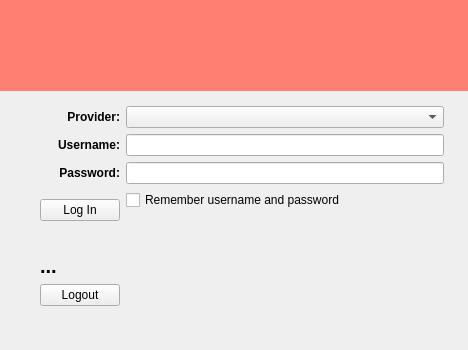
This is src/leap/bitmask/gui/ui/login.ui in leapcode/bitmask_client as Qt 5 draws it before an edit. The edited form follows.
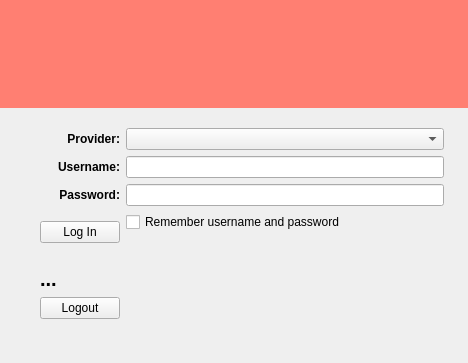
This is the edited form. Icons and pictures are not drawn. Custom widgets are drawn as their Qt base class.

Commit message: Improve GUI based on QA rounds

```diff
--- a/src/leap/bitmask/gui/ui/login.ui
+++ b/src/leap/bitmask/gui/ui/login.ui
@@ -7,7 +7,7 @@
     <x>0</x>
     <y>0</y>
     <width>468</width>
-    <height>350</height>
+    <height>363</height>
    </rect>
   </property>
   <property name="sizePolicy">
@@ -32,104 +32,26 @@
    <property name="margin">
     <number>0</number>
    </property>
+   <property name="verticalSpacing">
+    <number>-1</number>
+   </property>
+   <item row="2" column="0">
+    <spacer name="horizontalSpacer_2">
+     <property name="orientation">
+      <enum>Qt::Horizontal</enum>
+     </property>
+     <property name="sizeType">
+      <enum>QSizePolicy::Maximum</enum>
+     </property>
+     <property name="sizeHint" stdset="0">
+      <size>
+       <width>12</width>
+       <height>0</height>
+      </size>
+     </property>
+    </spacer>
+   </item>
    <item row="2" column="2" colspan="2">
-    <widget class="QWidget" name="logged_widget" native="true">
-     <property name="sizePolicy">
-      <sizepolicy hsizetype="Preferred" vsizetype="Fixed">
-       <horstretch>0</horstretch>
-       <verstretch>0</verstretch>
-      </sizepolicy>
-     </property>
-     <property name="minimumSize">
-      <size>
-       <width>0</width>
-       <height>0</height>
-      </size>
-     </property>
-     <layout class="QGridLayout" name="gridLayout_5">
-      <property name="bottomMargin">
-       <number>24</number>
-      </property>
-      <item row="0" column="0" colspan="2">
-       <widget class="QLabel" name="lblUser">
-        <property name="font">
-         <font>
-          <pointsize>15</pointsize>
-          <weight>75</weight>
-          <bold>true</bold>
-         </font>
-        </property>
-        <property name="text">
-         <string>...</string>
-        </property>
-       </widget>
-      </item>
-      <item row="1" column="0">
-       <widget class="QPushButton" name="btnLogout">
-        <property name="text">
-         <string>Logout</string>
-        </property>
-       </widget>
-      </item>
-      <item row="1" column="1">
-       <spacer name="horizontalSpacer">
-        <property name="orientation">
-         <enum>Qt::Horizontal</enum>
-        </property>
-        <property name="sizeHint" stdset="0">
-         <size>
-          <width>40</width>
-          <height>20</height>
-         </size>
-        </property>
-       </spacer>
-      </item>
-      <item row="2" column="0" colspan="2">
-       <widget class="QLabel" name="lblLoginStatus">
-        <property name="styleSheet">
-         <string notr="true">color: rgb(132, 132, 132);
-font: 75 12pt &quot;Lucida Grande&quot;;</string>
-        </property>
-        <property name="text">
-         <string/>
-        </property>
-       </widget>
-      </item>
-     </layout>
-    </widget>
-   </item>
-   <item row="1" column="1" rowspan="2">
-    <widget class="QLabel" name="label">
-     <property name="sizePolicy">
-      <sizepolicy hsizetype="Fixed" vsizetype="Preferred">
-       <horstretch>0</horstretch>
-       <verstretch>0</verstretch>
-      </sizepolicy>
-     </property>
-     <property name="maximumSize">
-      <size>
-       <width>16777215</width>
-       <height>800</height>
-      </size>
-     </property>
-     <property name="text">
-      <string/>
-     </property>
-     <property name="pixmap">
-      <pixmap resource="../../../../../data/resources/mainwindow.qrc">:/images/black/32/user.png</pixmap>
-     </property>
-     <property name="scaledContents">
-      <bool>false</bool>
-     </property>
-     <property name="alignment">
-      <set>Qt::AlignLeading|Qt::AlignLeft|Qt::AlignTop</set>
-     </property>
-     <property name="margin">
-      <number>0</number>
-     </property>
-    </widget>
-   </item>
-   <item row="1" column="2" colspan="2">
     <widget class="QWidget" name="login_widget" native="true">
      <property name="sizePolicy">
       <sizepolicy hsizetype="Preferred" vsizetype="Fixed">
@@ -224,21 +146,36 @@
      </layout>
     </widget>
    </item>
-   <item row="1" column="0">
-    <spacer name="horizontalSpacer_2">
-     <property name="orientation">
-      <enum>Qt::Horizontal</enum>
+   <item row="2" column="1" rowspan="2">
+    <widget class="QLabel" name="label">
+     <property name="sizePolicy">
+      <sizepolicy hsizetype="Fixed" vsizetype="Preferred">
+       <horstretch>0</horstretch>
+       <verstretch>0</verstretch>
+      </sizepolicy>
      </property>
-     <property name="sizeType">
-      <enum>QSizePolicy::Maximum</enum>
-     </property>
-     <property name="sizeHint" stdset="0">
+     <property name="maximumSize">
       <size>
-       <width>12</width>
-       <height>0</height>
+       <width>16777215</width>
+       <height>800</height>
       </size>
      </property>
-    </spacer>
+     <property name="text">
+      <string/>
+     </property>
+     <property name="pixmap">
+      <pixmap resource="../../../../../data/resources/mainwindow.qrc">:/images/black/32/user.png</pixmap>
+     </property>
+     <property name="scaledContents">
+      <bool>false</bool>
+     </property>
+     <property name="alignment">
+      <set>Qt::AlignLeading|Qt::AlignLeft|Qt::AlignTop</set>
+     </property>
+     <property name="margin">
+      <number>0</number>
+     </property>
+    </widget>
    </item>
    <item row="0" column="0" colspan="4">
     <widget class="ClickableLabel" name="clblErrorMsg">
@@ -259,6 +196,91 @@
      </property>
     </widget>
    </item>
+   <item row="3" column="2" colspan="2">
+    <widget class="QWidget" name="logged_widget" native="true">
+     <property name="sizePolicy">
+      <sizepolicy hsizetype="Preferred" vsizetype="Fixed">
+       <horstretch>0</horstretch>
+       <verstretch>0</verstretch>
+      </sizepolicy>
+     </property>
+     <property name="minimumSize">
+      <size>
+       <width>0</width>
+       <height>0</height>
+      </size>
+     </property>
+     <layout class="QGridLayout" name="gridLayout_5">
+      <property name="topMargin">
+       <number>0</number>
+      </property>
+      <property name="bottomMargin">
+       <number>24</number>
+      </property>
+      <item row="1" column="1">
+       <spacer name="horizontalSpacer">
+        <property name="orientation">
+         <enum>Qt::Horizontal</enum>
+        </property>
+        <property name="sizeHint" stdset="0">
+         <size>
+          <width>40</width>
+          <height>20</height>
+         </size>
+        </property>
+       </spacer>
+      </item>
+      <item row="1" column="0">
+       <widget class="QPushButton" name="btnLogout">
+        <property name="text">
+         <string>Logout</string>
+        </property>
+       </widget>
+      </item>
+      <item row="0" column="0" colspan="2">
+       <widget class="QLabel" name="lblUser">
+        <property name="font">
+         <font>
+          <pointsize>15</pointsize>
+          <weight>75</weight>
+          <bold>true</bold>
+         </font>
+        </property>
+        <property name="text">
+         <string>...</string>
+        </property>
+       </widget>
+      </item>
+      <item row="2" column="0" colspan="2">
+       <widget class="QLabel" name="lblLoginStatus">
+        <property name="styleSheet">
+         <string notr="true">color: rgb(132, 132, 132);
+font: 75 12pt &quot;Lucida Grande&quot;;</string>
+        </property>
+        <property name="text">
+         <string/>
+        </property>
+       </widget>
+      </item>
+     </layout>
+    </widget>
+   </item>
+   <item row="1" column="0">
+    <spacer name="verticalSpacer">
+     <property name="orientation">
+      <enum>Qt::Vertical</enum>
+     </property>
+     <property name="sizeType">
+      <enum>QSizePolicy::Fixed</enum>
+     </property>
+     <property name="sizeHint" stdset="0">
+      <size>
+       <width>0</width>
+       <height>5</height>
+      </size>
+     </property>
+    </spacer>
+   </item>
   </layout>
  </widget>
  <customwidgets>
```
The commit also changes 5 other files.
